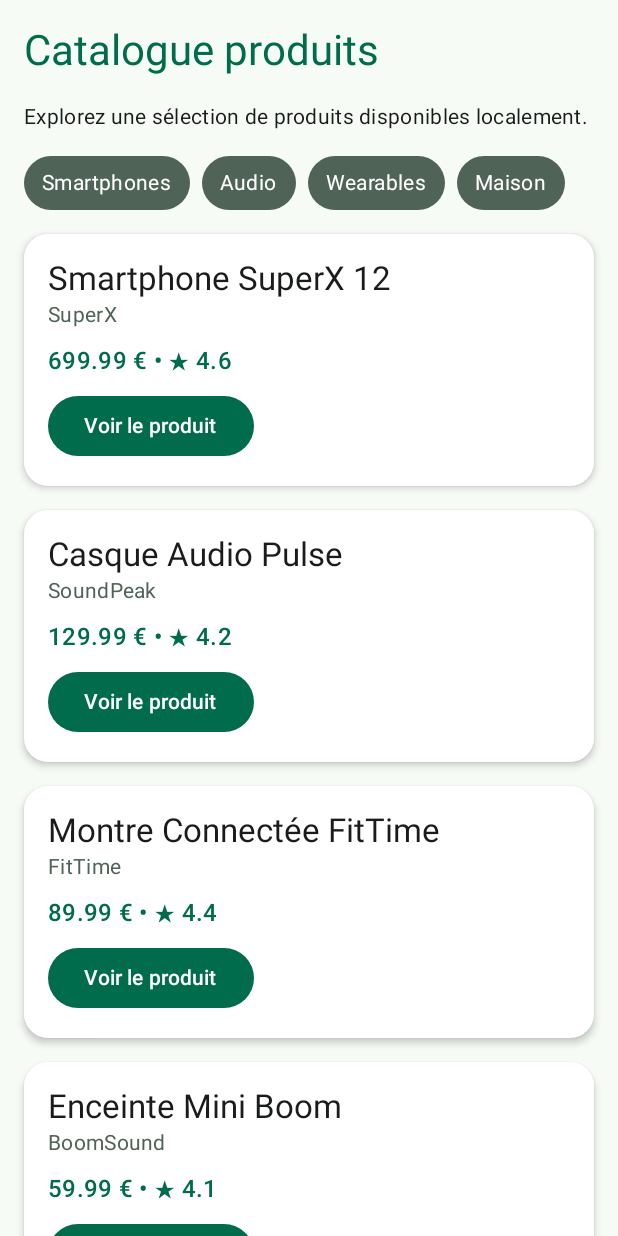
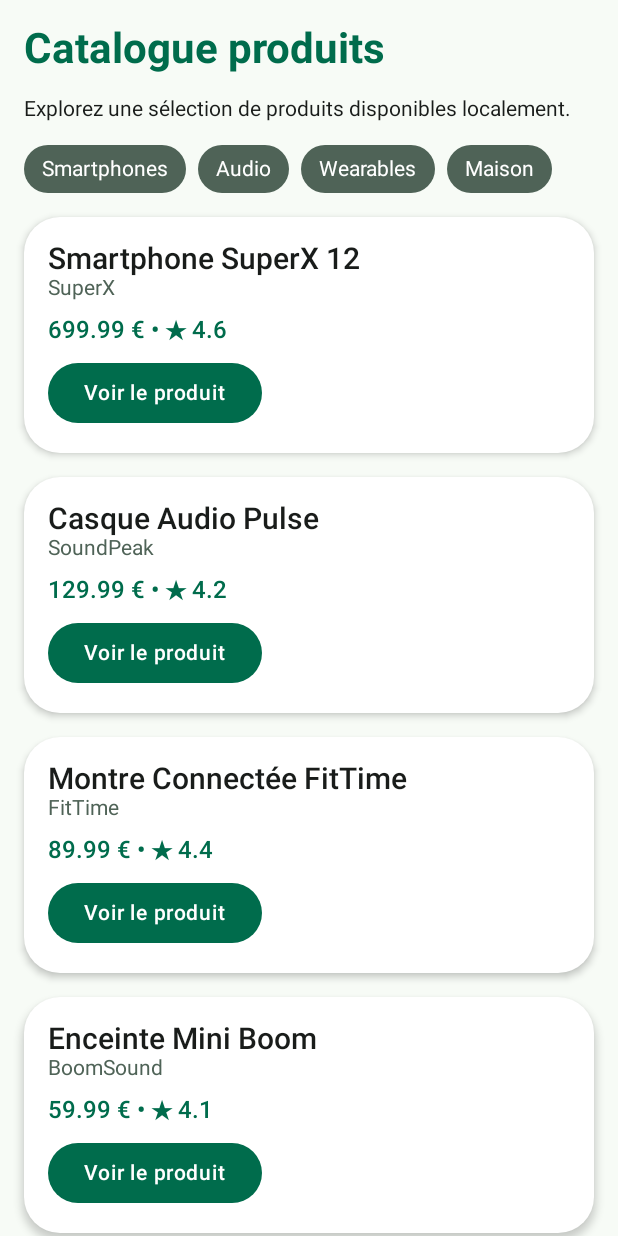
Before and after one commit to PaulMNRD/esgi-product-explorer, an Android app built with Jetpack Compose: the screen it shows after launch (MainActivity), on a phone screen of 412 x 824 dp. Run offline under Robolectric (Android 15) with nearby library versions, the phone set to English and light mode, and no system bars.

Commit message:
feat: upgrade theme with custom typos and shapes

```diff
--- a/app/src/main/java/com/example/productexplorer/ui/theme/Theme.kt
+++ b/app/src/main/java/com/example/productexplorer/ui/theme/Theme.kt
@@ -3,7 +3,9 @@ package com.example.productexplorer.ui.theme
 import android.app.Activity
 import android.os.Build
 import androidx.compose.foundation.isSystemInDarkTheme
+import androidx.compose.foundation.shape.RoundedCornerShape
 import androidx.compose.material3.MaterialTheme
+import androidx.compose.material3.Shapes
 import androidx.compose.material3.darkColorScheme
 import androidx.compose.material3.dynamicDarkColorScheme
 import androidx.compose.material3.dynamicLightColorScheme
@@ -11,6 +13,7 @@ import androidx.compose.material3.lightColorScheme
 import androidx.compose.runtime.Composable
 import androidx.compose.ui.graphics.Color
 import androidx.compose.ui.platform.LocalContext
+import androidx.compose.ui.unit.dp
 
 private val LightColorScheme = lightColorScheme(
     primary = Color(0xFF006C4C),
@@ -32,6 +35,13 @@ private val DarkColorScheme = darkColorScheme(
     onSurface = Color(0xFFE0E4DF)
 )
 
+private val ProductShapes = Shapes(
+    small = RoundedCornerShape(8.dp),
+    medium = RoundedCornerShape(16.dp),
+    large = RoundedCornerShape(24.dp),
+    extraLarge = RoundedCornerShape(32.dp)
+)
+
 @Composable
 fun ProductExplorerTheme(
     darkTheme: Boolean = isSystemInDarkTheme(),
@@ -44,7 +54,8 @@ fun ProductExplorerTheme(
     }
     MaterialTheme(
         colorScheme = colorScheme,
-        typography = Typography,
+        typography = ProductTypography,
+        shapes = ProductShapes,
         content = content
     )
 }
--- a/app/src/main/java/com/example/productexplorer/ui/theme/Type.kt
+++ b/app/src/main/java/com/example/productexplorer/ui/theme/Type.kt
@@ -6,29 +6,30 @@ import androidx.compose.ui.text.font.FontFamily
 import androidx.compose.ui.text.font.FontWeight
 import androidx.compose.ui.unit.sp
 
-// Set of Material typography styles to start with
-val Typography = Typography(
-    bodyLarge = TextStyle(
-        fontFamily = FontFamily.Default,
-        fontWeight = FontWeight.Normal,
+val ProductTypography = Typography(
+    headlineMedium = TextStyle(
+        fontSize = 28.sp,
+        lineHeight = 34.sp,
+        fontWeight = FontWeight.Bold
+    ),
+    titleLarge = TextStyle(
+        fontSize = 20.sp,
+        lineHeight = 26.sp,
+        fontWeight = FontWeight.SemiBold
+    ),
+    titleMedium = TextStyle(
         fontSize = 16.sp,
-        lineHeight = 24.sp,
-        letterSpacing = 0.5.sp
+        lineHeight = 22.sp,
+        fontWeight = FontWeight.SemiBold
+    ),
+    bodyMedium = TextStyle(
+        fontSize = 14.sp,
+        lineHeight = 20.sp,
+        fontWeight = FontWeight.Normal
+    ),
+    labelLarge = TextStyle(
+        fontSize = 14.sp,
+        lineHeight = 18.sp,
+        fontWeight = FontWeight.Medium
     )
-    /* Other default text styles to override
-    titleLarge = TextStyle(
-        fontFamily = FontFamily.Default,
-        fontWeight = FontWeight.Normal,
-        fontSize = 22.sp,
-        lineHeight = 28.sp,
-        letterSpacing = 0.sp
-    ),
-    labelSmall = TextStyle(
-        fontFamily = FontFamily.Default,
-        fontWeight = FontWeight.Medium,
-        fontSize = 11.sp,
-        lineHeight = 16.sp,
-        letterSpacing = 0.5.sp
-    )
-    */
 )
```
